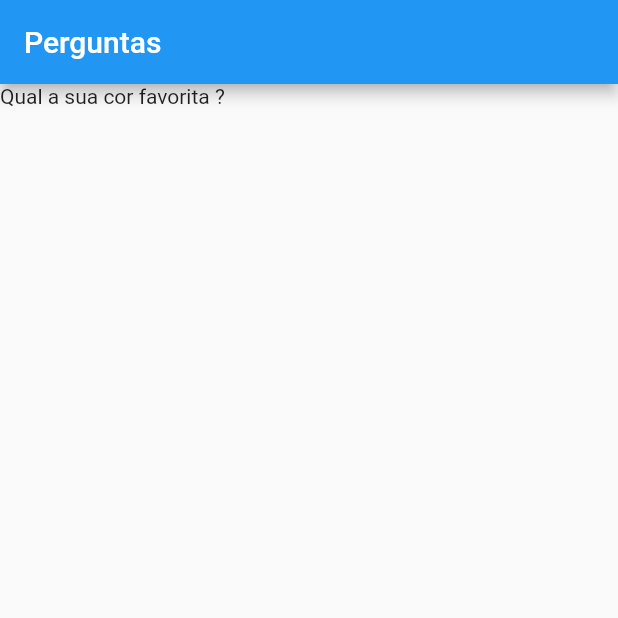
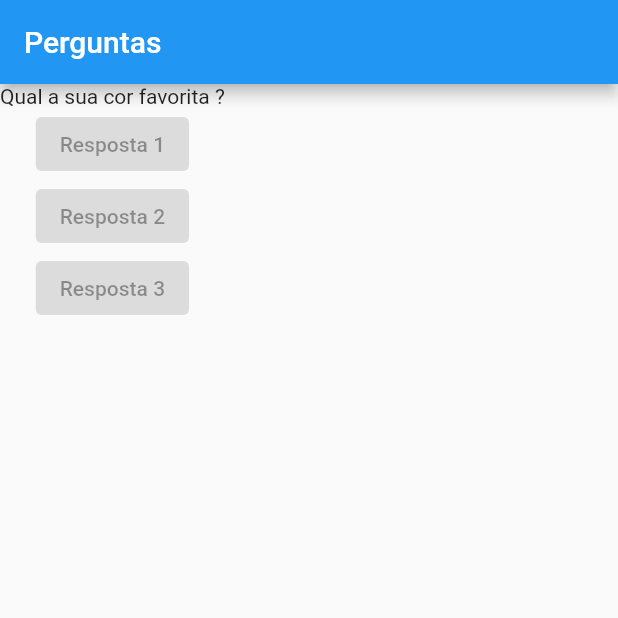
Before and after one commit to souza99/primeiro_projeto, a Flutter app: the screen it shows after launch, on a phone screen of 412 x 824 dp, the top half of it. Run offline on Flutter 3.47's test engine with Material 2 defaults, Android fonts, the phone set to English and light mode, and no system bars.

Commit message:
Creating bottons

```diff
--- a/lib/main.dart
+++ b/lib/main.dart
@@ -16,8 +16,14 @@ class PerguntaApp extends StatelessWidget {
             title: Text('Perguntas'),
           ),
           body: Column(
-            children: [
+            children: <Widget>[
               Text(perguntas.elementAt(0)),
+              ElevatedButton(
+                child: Text('Resposta 1'),
+                onPressed: null,
+              ),
+              ElevatedButton(child: Text('Resposta 2'), onPressed: null),
+              ElevatedButton(child: Text('Resposta 3'), onPressed: null),
             ],
           )),
     );
```
